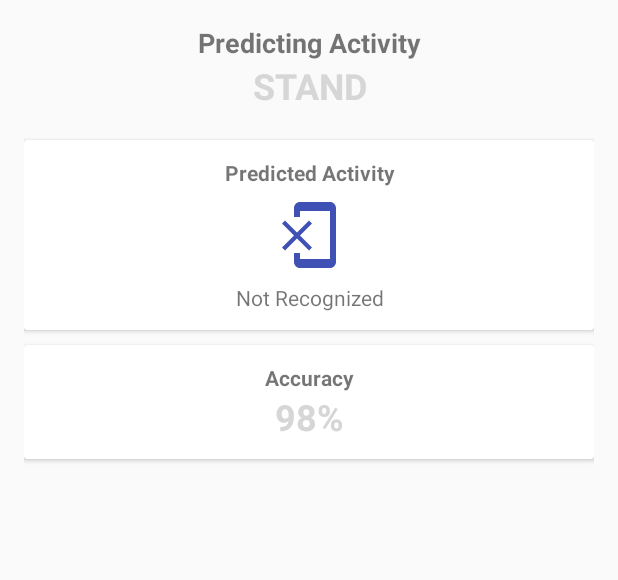
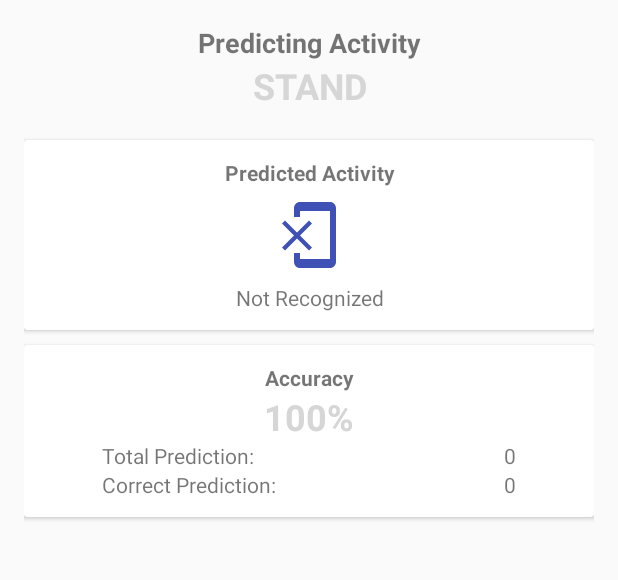
Before and after one commit to ilhamadun/skripsi-har, an Android app: the PredictionActivity screen opened directly, with no data from a screen before it, on a phone screen of 412 x 824 dp, the part 84-664 px from its top. Run offline under Robolectric (Android 15) with nearby library versions, the phone set to English and light mode, and no system bars.

Commit message:
Implement accuracy calculation in PredictionService

```diff
--- a/aktvtas/app/src/main/java/org/elins/aktvtas/PredictionActivity.java
+++ b/aktvtas/app/src/main/java/org/elins/aktvtas/PredictionActivity.java
@@ -6,7 +6,6 @@ import android.content.Context;
 import android.content.Intent;
 import android.content.IntentFilter;
 import android.content.ServiceConnection;
-import android.hardware.Sensor;
 import android.os.CountDownTimer;
 import android.os.IBinder;
 import android.support.v4.app.FragmentTransaction;
@@ -18,6 +17,7 @@ import android.util.Log;
 import android.widget.ImageView;
 import android.widget.TextView;
 
+import org.elins.aktvtas.human.HumanActivity;
 import org.elins.aktvtas.sensor.DataAcquisition;
 import org.elins.aktvtas.human.Recognition;
 
@@ -30,19 +30,21 @@ import java.util.Locale;
 
 public class PredictionActivity extends AppCompatActivity
         implements CountDownFragment.OnCountDownListener {
-    private static final int WINDOW_SIZE = 100;
-    private static final float OVERLAP = 0.5f;
-    private static final int[] SENSOR_TO_READ = {Sensor.TYPE_ACCELEROMETER, Sensor.TYPE_GYROSCOPE,
-                                                 Sensor.TYPE_LINEAR_ACCELERATION};
-    private static final long PREPARATION_TIME = 10000;
+    private static final String TAG = "PredictionActivity";
+
+    private static final long PREPARATION_TIME = 1000;
 
     private CountDownFragment countDownFragment;
     private CountDownTimer predictionCountDown;
 
     private DataAcquisition acquisition;
 
+    private TextView activityName;
     private ImageView predictionIcon;
     private TextView predictionName;
+    private TextView accuracyText;
+    private TextView totalPrediction;
+    private TextView correctPrediction;
 
     private PredictionService predictionService;
     private boolean predictionServiceBound = false;
@@ -55,12 +57,17 @@ public class PredictionActivity extends AppCompatActivity
                 float confidences[] = intent.getFloatArrayExtra(
                         PredictionService.PREDICTION_RESULT_CONFIDENCE);
 
+                float accuracy = intent.getFloatExtra(PredictionService.PREDICTION_ACCURACY, 0f);
+                int totalPrediction = intent.getIntExtra(PredictionService.TOTAL_PREDICTION, 0);
+                int correctPrediction = intent.getIntExtra(PredictionService.CORRECT_PREDICTION, 0);
+
                 List<Recognition> recognitions = new ArrayList<>();
                 for (int i = 0; i < ids.length; i++) {
                     recognitions.add(new Recognition(ids[i], confidences[i]));
                 }
 
                 updatePrediction(recognitions);
+                updateAccuracy(accuracy, totalPrediction, correctPrediction);
             }
         }
     };
@@ -71,9 +78,9 @@ public class PredictionActivity extends AppCompatActivity
                                      int duration) {
         Intent intent = new Intent(context, PredictionActivity.class);
         intent.addFlags(Intent.FLAG_ACTIVITY_NEW_TASK);
-        intent.putExtra(DataAcquisition.ACTIVITY_ID, activityId);
-        intent.putExtra(DataAcquisition.SENSOR_PLACEMENT, sensorPlacement);
-        intent.putExtra(DataAcquisition.ACQUISITION_DURATION, duration);
+        intent.putExtra(DataAcquisition.EXTRA_ACTIVITY_ID, activityId);
+        intent.putExtra(DataAcquisition.EXTRA_SENSOR_PLACEMENT, sensorPlacement);
+        intent.putExtra(DataAcquisition.EXTRA_ACQUISITION_DURATION, duration);
         context.startActivity(intent);
     }
 
@@ -91,8 +98,15 @@ public class PredictionActivity extends AppCompatActivity
         countDownFragment = CountDownFragment.newInstance(PREPARATION_TIME);
         transaction.replace(R.id.prediction_countdown, countDownFragment).commit();
 
+        activityName = (TextView) findViewById(R.id.prediction_activity_name);
         predictionIcon = (ImageView) findViewById(R.id.prediction_icon);
         predictionName = (TextView) findViewById(R.id.prediction_name);
+        accuracyText = (TextView) findViewById(R.id.prediction_accuracy);
+        totalPrediction = (TextView) findViewById(R.id.total_prediction);
+        correctPrediction = (TextView) findViewById(R.id.correct_prediction);
+
+        HumanActivity humanActivity = new HumanActivity(acquisition.getActivityId());
+        activityName.setText(humanActivity.name());
     }
 
     private final ServiceConnection connection = new ServiceConnection() {
@@ -111,9 +125,12 @@ public class PredictionActivity extends AppCompatActivity
 
     public void startPrediction() {
         Intent intent = new Intent(this, PredictionService.class);
-        intent.putExtra(PredictionService.WINDOW_SIZE, WINDOW_SIZE);
-        intent.putExtra(PredictionService.OVERLAP, OVERLAP);
-        intent.putExtra(PredictionService.SENSOR_TO_READ, SENSOR_TO_READ);
+        intent.putExtra(PredictionService.EXTRA_WINDOW_SIZE, PredictionService.DEFAULT_WINDOW_SIZE);
+        intent.putExtra(PredictionService.EXTRA_OVERLAP, PredictionService.DEFAULT_OVERLAP);
+        intent.putExtra(PredictionService.EXTRA_SENSOR_TO_READ, DataAcquisition.SENSOR_TO_READ);
+        intent.putExtra(PredictionService.EXTRA_ACTIVITY_ID, acquisition.getActivityId().ordinal());
+        intent.putExtra(PredictionService.EXTRA_SENSOR_PLACEMENT, acquisition.getSensorPlacement());
+        intent.putExtra(PredictionService.EXTRA_DURATION_SECOND, acquisition.getDuration());
         bindService(intent, connection, Context.BIND_AUTO_CREATE);
 
         broadcastManager = LocalBroadcastManager.getInstance(this);
@@ -161,6 +178,12 @@ public class PredictionActivity extends AppCompatActivity
         }
     }
 
+    public void updateAccuracy(float accuracy, int totalPrediction, int correctPrediction) {
+        accuracyText.setText(String.format(Locale.getDefault(), "%.2f%%", accuracy));
+        this.totalPrediction.setText(String.format(Locale.getDefault(), "%d", totalPrediction));
+        this.correctPrediction.setText(String.format(Locale.getDefault(), "%d", correctPrediction));
+    }
+
     @Override
     public void onDestroy() {
         super.onDestroy();
--- a/aktvtas/app/src/main/java/org/elins/aktvtas/sensor/DataAcquisition.java
+++ b/aktvtas/app/src/main/java/org/elins/aktvtas/sensor/DataAcquisition.java
@@ -2,22 +2,24 @@ package org.elins.aktvtas.sensor;
 
 
 import android.content.Intent;
+import android.hardware.Sensor;
 
 import org.elins.aktvtas.human.HumanActivity;
 
 public class DataAcquisition {
-    public static final String ACTIVITY_ID = "org.elins.aktvtas.extra.ACTIVITY_ID";
-    public static final String SENSOR_PLACEMENT = "org.elins.aktvtas.extra.SENSOR_PLACEMENT";
-    public static final String ACQUISITION_DURATION = "org.elins.aktvtas.extra.TRAINING_ACQUISITION";
+    public static final String EXTRA_ACTIVITY_ID = "org.elins.aktvtas.extra.EXTRA_ACTIVITY_ID";
+    public static final String EXTRA_SENSOR_PLACEMENT = "org.elins.aktvtas.extra.EXTRA_SENSOR_PLACEMENT";
+    public static final String EXTRA_ACQUISITION_DURATION = "org.elins.aktvtas.extra.TRAINING_ACQUISITION";
+    public static final int[] SENSOR_TO_READ = {Sensor.TYPE_ACCELEROMETER, Sensor.TYPE_GYROSCOPE, Sensor.TYPE_LINEAR_ACCELERATION};
 
     private HumanActivity.Id activityId;
     private int sensorPlacement;
     private int duration;
 
     public DataAcquisition(Intent intent) {
-        activityId = HumanActivity.Id.valueOf(intent.getIntExtra(ACTIVITY_ID, 0));
-        sensorPlacement = intent.getIntExtra(SENSOR_PLACEMENT, 0);
-        duration = intent.getIntExtra(ACQUISITION_DURATION, 600);
+        activityId = HumanActivity.Id.valueOf(intent.getIntExtra(EXTRA_ACTIVITY_ID, 0));
+        sensorPlacement = intent.getIntExtra(EXTRA_SENSOR_PLACEMENT, 0);
+        duration = intent.getIntExtra(EXTRA_ACQUISITION_DURATION, 600);
     }
 
     public HumanActivity.Id getActivityId() {
--- a/aktvtas/app/src/main/java/org/elins/aktvtas/sensor/SensorService.java
+++ b/aktvtas/app/src/main/java/org/elins/aktvtas/sensor/SensorService.java
@@ -14,7 +14,10 @@ import java.util.ArrayList;
 import java.util.List;
 
 public class SensorService extends Service implements SensorReader.SensorReaderEvent {
-    public static final String SENSOR_TO_READ = "org.elins.aktvtas.extra.SENSOR_TO_READ";
+    public static final String EXTRA_SENSOR_TO_READ = "org.elins.aktvtas.extra.EXTRA_SENSOR_TO_READ";
+    public static final String EXTRA_ACTIVITY_ID = "org.elins.aktvtas.extra.EXTRA_ACTIVITY_ID";
+    public static final String EXTRA_SENSOR_PLACEMENT = "org.elins.aktvtas.extra.EXTRA_SENSOR_PLACEMENT";
+    public static final String EXTRA_DURATION_SECOND = "org.elins.aktvtas.extra.EXTRA_DURATION_SECOND";
 
     protected List<Integer> sensorToRead = new ArrayList<>();
     protected List<Integer> numberOfAxis = new ArrayList<>();
--- a/aktvtas/app/src/main/res/layout/activity_prediction.xml
+++ b/aktvtas/app/src/main/res/layout/activity_prediction.xml
@@ -22,7 +22,7 @@
             android:padding="@dimen/activity_horizontal_margin">
 
             <TextView
-                android:id="@+id/trainer_title"
+                android:id="@+id/prediction_title"
                 android:layout_width="match_parent"
                 android:layout_height="wrap_content"
                 android:text="@string/predicting_activity"
@@ -34,7 +34,7 @@
                 android:id="@+id/prediction_activity_name"
                 android:layout_width="match_parent"
                 android:layout_height="wrap_content"
-                android:layout_below="@id/trainer_title"
+                android:layout_below="@id/prediction_title"
                 android:layout_marginBottom="20dp"
                 android:text="@string/stand"
                 android:textAlignment="center"
@@ -107,12 +107,55 @@
                         android:id="@+id/prediction_accuracy"
                         android:layout_width="match_parent"
                         android:layout_height="wrap_content"
-                        android:text="98%"
+                        android:text="100%"
                         android:textAlignment="center"
                         android:textAllCaps="true"
                         android:textColor="@color/accent"
                         android:textSize="24sp"
                         android:textStyle="bold" />
+
+                    <LinearLayout
+                        android:layout_width="match_parent"
+                        android:layout_height="wrap_content"
+                        android:orientation="horizontal"
+                        android:layout_marginLeft="40dp"
+                        android:layout_marginRight="40dp">
+                        <TextView
+                            android:layout_width="wrap_content"
+                            android:layout_height="wrap_content"
+                            android:text="@string/total_prediction"
+                            android:layout_weight="1"/>
+                        <TextView
+                            android:id="@+id/total_prediction"
+                            android:layout_width="wrap_content"
+                            android:layout_height="wrap_content"
+                            android:textAlignment="textEnd"
+                            android:layout_gravity="end"
+                            android:layout_weight="1"
+                            android:text="0"/>
+                    </LinearLayout>
+
+                    <LinearLayout
+                        android:layout_width="match_parent"
+                        android:layout_height="wrap_content"
+                        android:orientation="horizontal"
+                        android:layout_marginLeft="40dp"
+                        android:layout_marginRight="40dp">
+                        <TextView
+                            android:layout_width="wrap_content"
+                            android:layout_height="wrap_content"
+                            android:text="@string/correct_prediction"
+                            android:layout_weight="1"/>
+                        <TextView
+                            android:id="@+id/correct_prediction"
+                            android:layout_width="wrap_content"
+                            android:layout_height="wrap_content"
+                            android:textAlignment="textEnd"
+                            android:layout_gravity="end"
+                            android:layout_weight="1"
+                            android:text="0"/>
+
+                    </LinearLayout>
 
                 </LinearLayout>
 
--- a/aktvtas/app/src/main/res/values/strings.xml
+++ b/aktvtas/app/src/main/res/values/strings.xml
@@ -70,4 +70,6 @@
     <string name="hello_blank_fragment">Hello blank fragment</string>
     <string name="accuracy">Accuracy</string>
     <string name="predicted_activity">Predicted Activity</string>
+    <string name="total_prediction">Total Prediction:</string>
+    <string name="correct_prediction">Correct Prediction:</string>
 </resources>
```
Also changed, not shown: aktvtas/app/src/main/java/org/elins/aktvtas/PredictionService.java (+47 -14 lines), aktvtas/app/src/main/java/org/elins/aktvtas/TrainingActivity.java (+6 -6 lines), aktvtas/app/src/main/java/org/elins/aktvtas/sensor/LogSensorService.java (+4 -8 lines), 2 other files.
